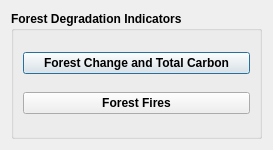
The window that LDMP/gui/DlgCalculateForest.ui (LocateIT/trends.earth) describes before a commit, drawn with Qt 5.
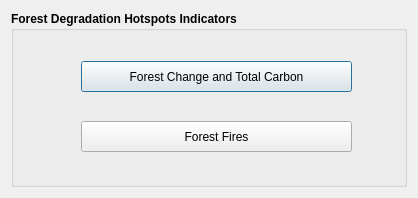
The same window after the commit.

What changed in the file:
```diff
--- a/LDMP/gui/DlgCalculateForest.ui
+++ b/LDMP/gui/DlgCalculateForest.ui
@@ -9,8 +9,8 @@
    <rect>
     <x>0</x>
     <y>0</y>
-    <width>273</width>
-    <height>150</height>
+    <width>418</width>
+    <height>198</height>
    </rect>
   </property>
   <property name="sizePolicy">
@@ -38,24 +38,46 @@
       </font>
      </property>
      <property name="title">
-      <string>Forest Degradation Indicators</string>
+      <string>Forest Degradation Hotspots Indicators</string>
      </property>
-     <layout class="QVBoxLayout" name="verticalLayout_3">
-      <item>
        <widget class="QPushButton" name="pushButton_tc">
+      <property name="geometry">
+       <rect>
+        <x>70</x>
+        <y>50</y>
+        <width>271</width>
+        <height>31</height>
+       </rect>
+      </property>
+      <property name="font">
+       <font>
+        <weight>50</weight>
+        <bold>false</bold>
+       </font>
+      </property>
         <property name="text">
          <string>Forest Change and Total Carbon</string>
         </property>
        </widget>
-      </item>
-      <item>
-       <widget class="QPushButton" name="pushButton_2">
+     <widget class="QPushButton" name="pushButton_ff">
+      <property name="geometry">
+       <rect>
+        <x>70</x>
+        <y>110</y>
+        <width>271</width>
+        <height>31</height>
+       </rect>
+      </property>
+      <property name="font">
+       <font>
+        <weight>50</weight>
+        <bold>false</bold>
+       </font>
+      </property>
         <property name="text">
          <string>Forest Fires</string>
         </property>
        </widget>
-      </item>
-     </layout>
     </widget>
    </item>
   </layout>
```
Lines whose indentation alone changed are shown as unchanged.
